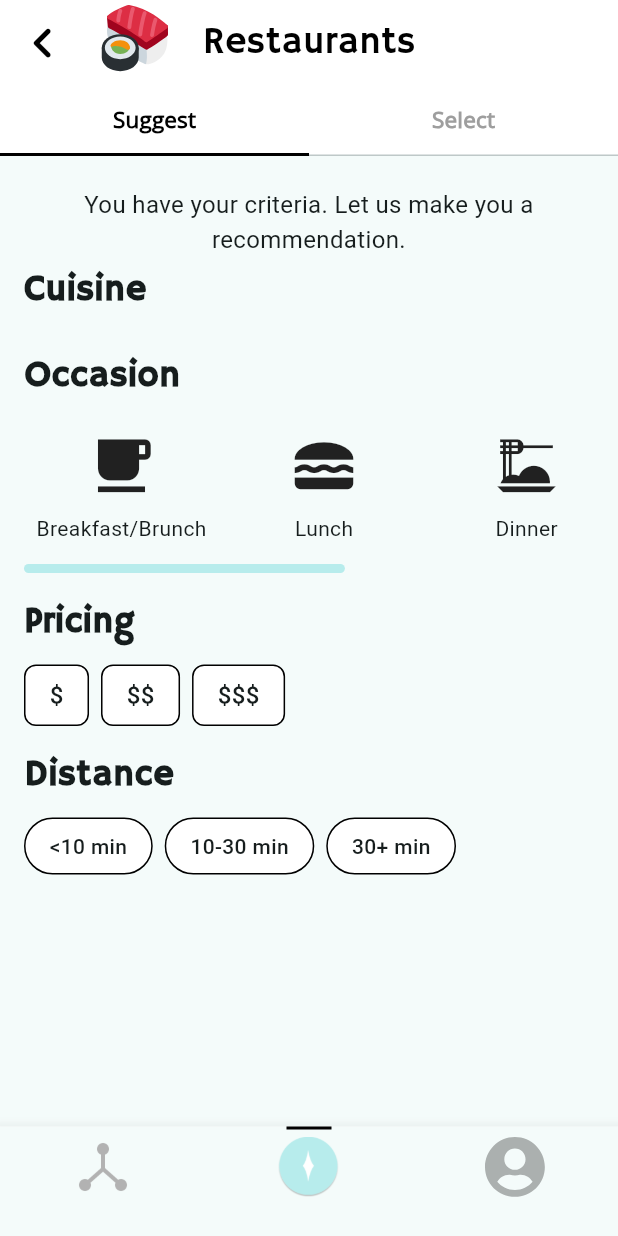
After one commit to biwagner2/Blink, a Flutter app: the RestaurantCriteriaPage2 screen opened directly, on a phone screen of 412 x 824 dp. The commit adds this screen. Run offline on Flutter 3.47's test engine with Material 3 defaults, Android fonts, the phone set to English and light mode, and no system bars; our stand-ins replace flutter_svg, font_awesome_flutter, lottie, shared_preferences, smooth_page_indicator, supabase_flutter; missing offline and left inert: supabase_auth_ui; accounts and stored records are empty; Roboto replaces fonts that are missing (HammerSmithOne-Regular).

Commit message:
The restaurant suggest page is almost complete, need to refactor so the food type selection page only appears once. All the other times, the user should be able to select from a drop down menu of Cuisines on the RestaurantFilterSelectionPage.

```diff
--- /dev/null
+++ b/lib/pages/decision_making/Categories/Restaurants/RestaurantCriteriaPage2.dart
@@ -0,0 +1,145 @@
+import 'package:blink_v1/navigation/customNavBar.dart';
+import 'package:blink_v1/pages/decision_making/Categories/Restaurants/RestaurantCriteriaPage1.dart';
+import 'package:blink_v1/pages/decision_making/Categories/Restaurants/select/RestaurantInputPage.dart';
+import 'package:blink_v1/pages/decision_making/Categories/Restaurants/suggest/RestaurantFilterSelectionPage.dart';
+import 'package:blink_v1/pages/decision_making/category_selection.dart';
+import 'package:blink_v1/pages/friends/friendHub.dart';
+import 'package:blink_v1/pages/profile/profilePage.dart';
+import 'package:flutter/material.dart';
+import 'package:flutter_svg/flutter_svg.dart';
+
+class RestaurantCriteriaPage2 extends StatefulWidget {
+  final Set<String> selectedFoodTypes;
+
+  const RestaurantCriteriaPage2({super.key, this.selectedFoodTypes = const <String>{}});
+
+  @override
+  _RestaurantCriteriaPage2State createState() => _RestaurantCriteriaPage2State();
+}
+
+class _RestaurantCriteriaPage2State extends State<RestaurantCriteriaPage2> {
+  int _selectedIndex = 1;
+
+  void _onItemTapped(int index) {
+    setState(() {
+      _selectedIndex = index;
+    });
+
+    switch (index) {
+      case 0:
+        // Navigate to the Friends page
+        Navigator.push(
+          context,
+          MaterialPageRoute(builder: (context) => const FriendHub()),
+        );
+        break;
+      case 1:
+        // Navigate to the Categories page
+        Navigator.push(
+          context,
+          MaterialPageRoute(builder: (context) => const CategoriesPage()),
+        );
+        break;
+
+      case 2:
+        // Navigate to the Profile page
+        Navigator.push(
+          context,
+          MaterialPageRoute(builder: (context) => const ProfilePage()),
+        );
+        break;
+    }
+  }
+
+  @override
+  Widget build(BuildContext context) {
+    final screenWidth = MediaQuery.of(context).size.width;
+    final iconSize = screenWidth * 0.1;
+    final spacing = screenWidth * 0.05;
+
+    return DefaultTabController(
+      length: 2,
+      initialIndex: 0,
+      child: PopScope(
+        canPop: false,
+        child: Scaffold(
+          backgroundColor: Colors.white,
+          appBar: AppBar(
+            backgroundColor: Colors.white,
+            elevation: 0,
+            automaticallyImplyLeading: true,
+            leading: IconButton(
+              icon: const Icon(Icons.chevron_left_rounded, color: Colors.black),
+              iconSize: iconSize,
+              onPressed: () {
+                Navigator.push(
+                  context,
+                  MaterialPageRoute(builder: (context) => const RestaurantCriteriaPage1()),
+                );
+              },
+            ),
+            leadingWidth: iconSize + 8,
+            title: Row(
+              mainAxisAlignment: MainAxisAlignment.start,
+              children: [
+                SvgPicture.asset(
+                  "assets/svgs/restaurant illustration.svg",
+                  height: iconSize * 1.2,
+                ),
+                SizedBox(width: spacing),
+                const Text(
+                  'Restaurants',
+                  style: TextStyle(
+                    color: Colors.black,
+                    fontSize: 25,
+                    fontWeight: FontWeight.w400,
+                  ),
+                ),
+              ],
+            ),
+            bottom: const TabBar(
+              tabs: [
+                Tab(text: 'Suggest'),
+                Tab(text: 'Select'),
+              ],
+              labelColor: Colors.black,
+              unselectedLabelColor: Colors.grey,
+              indicatorColor: Colors.black,
+              indicatorSize: TabBarIndicatorSize.tab,
+              labelStyle: TextStyle(
+                fontSize: 15,
+                fontWeight: FontWeight.bold,
+                fontFamily: 'OpenSans',
+              ),
+            ),
+          ),
+          body: TabBarView(
+            physics: const NeverScrollableScrollPhysics(),
+            children: [
+              RestaurantFilterSelectionPage(selectedFoodTypes: widget.selectedFoodTypes),
+              const RestaurantInputPage(),
+            ],
+          ),
+          bottomNavigationBar: CustomBottomNavigationBar(
+            selectedIndex: _selectedIndex,
+            onTap: _onItemTapped,
+            items: [
+              BottomNavigationBarItem(
+                icon: Image.asset("assets/images/Connect.png", height: 40),
+                label: '',
+              ),
+              BottomNavigationBarItem(
+                icon: Image.asset("assets/images/blink-icon-color.png", height: 40),
+                label: '',
+              ),
+              BottomNavigationBarItem(
+                icon: SvgPicture.asset("assets/svgs/Profile.svg", height: 40),
+                label: '',
+              ),
+            ],
+          ),
+        ),
+      ),
+    );
+  }
+}
--- /dev/null
+++ b/lib/pages/decision_making/Categories/Restaurants/suggest/RestaurantFilterSelectionPage.dart
@@ -0,0 +1,241 @@
+import 'package:blink_v1/pages/decision_making/Categories/Restaurants/RestaurantCriteriaPage1.dart';
+import 'package:flutter/material.dart';
+
+class RestaurantFilterSelectionPage extends StatefulWidget {
+  final Set<String> selectedFoodTypes;
+
+  const RestaurantFilterSelectionPage({Key? key, required this.selectedFoodTypes}) : super(key: key);
+
+  @override
+  _RestaurantFilterSelectionPageState createState() => _RestaurantFilterSelectionPageState();
+}
+
+class _RestaurantFilterSelectionPageState extends State<RestaurantFilterSelectionPage> {
+  late Set<String> _selectedFoodTypes;
+  final ScrollController _scrollController = ScrollController();
+  String? _selectedPricing;
+  String? _selectedDistance;
+
+  @override
+  void initState() {
+    super.initState();
+    _selectedFoodTypes = Set<String>.from(widget.selectedFoodTypes);
+  }
+
+  void _removeTag(String tag) {
+    setState(() {
+      _selectedFoodTypes.remove(tag);
+    });
+    if (_selectedFoodTypes.isEmpty) {
+      Navigator.push(
+        context,
+        MaterialPageRoute(builder: (context) => const RestaurantCriteriaPage1()),
+      );
+    }
+  }
+
+  void _selectPricing(String pricing) {
+    setState(() {
+      _selectedPricing = pricing;
+    });
+  }
+
+  void _selectDistance(String distance) {
+    setState(() {
+      _selectedDistance = distance;
+    });
+  }
+
+  @override
+  Widget build(BuildContext context) {
+    return Scaffold(
+      body: SingleChildScrollView(
+        child: Padding(
+          padding: const EdgeInsets.all(16.0),
+          child: Column(
+            crossAxisAlignment: CrossAxisAlignment.start,
+            children: [
+              const SizedBox(height: 5),
+              const Text(
+                'You have your criteria. Let us make you a recommendation.',
+                softWrap: true,
+                style: TextStyle(
+                  fontSize: 16,
+                  fontWeight: FontWeight.w400,
+                  fontFamily: 'HammerSmithOne-Regular',
+                ),
+                textAlign: TextAlign.center,
+              ),
+              const SizedBox(height: 5),
+              const Text(
+                "Cuisine",
+                style: TextStyle(
+                  fontSize: 24,
+                  fontWeight: FontWeight.bold,
+                ),
+              ),
+              const SizedBox(height: 8),
+              Wrap(
+                spacing: 8,
+                runSpacing: 8,
+                children: _selectedFoodTypes.map((tag) {
+                  return Chip(
+                    label: Text(
+                      tag,
+                      style: const TextStyle(
+                        fontSize: 14,
+                        fontWeight: FontWeight.w600,
+                        fontFamily: 'HammerSmithOne-Regular',
+                      ),
+                    ),
+                    backgroundColor: const Color.fromARGB(255, 237, 237, 237),
+                    shape: RoundedRectangleBorder(
+                      borderRadius: BorderRadius.circular(20),
+                      side: const BorderSide(color: Colors.grey),
+                    ),
+                    onDeleted: () => _removeTag(tag),
+                    deleteIcon: const Icon(Icons.close, size: 18),
+                    deleteIconColor: Colors.grey[600],
+                  );
+                }).toList(),
+              ),
+              const SizedBox(height: 15),
+              const Text(
+                "Occasion",
+                style: TextStyle(
+                  fontSize: 24,
+                  fontWeight: FontWeight.bold,
+                ),
+              ),
+              SizedBox(
+                height: 115,
+                child: RawScrollbar(
+                  thumbVisibility: true,
+                  controller: _scrollController,
+                  thumbColor: const Color.fromARGB(255, 183, 236, 236),
+                  radius: const Radius.circular(20),
+                  thickness: 6,
+                  child: ListView(
+                    controller: _scrollController,
+                    scrollDirection: Axis.horizontal,
+                    children: [
+                      _buildOccasionBox(Icons.free_breakfast, 'Breakfast/Brunch'),
+                      _buildOccasionBox(Icons.lunch_dining, 'Lunch'),
+                      _buildOccasionBox(Icons.dinner_dining, 'Dinner'),
+                      _buildOccasionBox(Icons.takeout_dining_sharp, 'Take-Out'),
+                      _buildOccasionBox(Icons.nightlife, 'Late-Night'),
+                    ],
+                  ),
+                ),
+              ),
+              const SizedBox(height: 15),
+              const Text(
+                "Pricing",
+                style: TextStyle(
+                  fontSize: 24,
+                  fontWeight: FontWeight.bold,
+                ),
+              ),
+              const SizedBox(height: 12),
+              Row(
+                children: [
+                  _buildPricingBox('\$'),
+                  const SizedBox(width: 8),
+                  _buildPricingBox('\$\$'),
+                  const SizedBox(width: 8),
+                  _buildPricingBox('\$\$\$'),
+                ],
+              ),
+              const SizedBox(height: 15),
+              const Text(
+                "Distance",
+                style: TextStyle(
+                  fontSize: 24,
+                  fontWeight: FontWeight.bold,
+                ),
+              ),
+              const SizedBox(height: 12),
+              Row(
+                children: [
+                  _buildDistanceBox('<10 min'),
+                  const SizedBox(width: 8),
+                  _buildDistanceBox('10-30 min'),
+                  const SizedBox(width: 8),
+                  _buildDistanceBox('30+ min'),
+                ],
+              ),
+            ],
+          ),
+        ),
+      ),
+    );
+  }
+
+  Widget _buildOccasionBox(IconData icon, String label) {
+    return Container(
+      width: 130,
+      margin: const EdgeInsets.only(right: 5),
+      child: Column(
+        mainAxisAlignment: MainAxisAlignment.center,
+        children: [
+          Icon(icon, size: 47),
+          const SizedBox(height: 8),
+          Text(
+            label,
+            style: const TextStyle(
+              fontSize: 14,
+              fontWeight: FontWeight.w400,
+              fontFamily: 'HammerSmithOne-Regular',
+            ),
+          ),
+        ],
+      ),
+    );
+  }
+
+  Widget _buildPricingBox(String pricing) {
+    final isSelected = _selectedPricing == pricing;
+    return GestureDetector(
+      onTap: () => _selectPricing(pricing),
+      child: Container(
+        padding: const EdgeInsets.symmetric(horizontal: 16, vertical: 8),
+        decoration: BoxDecoration(
+          color: isSelected ? const Color.fromARGB(255, 183, 236, 236) : Colors.white,
+          border: Border.all(color: Colors.black),
+          borderRadius: BorderRadius.circular(8),
+        ),
+        child: Text(
+          pricing,
+          style: const TextStyle(
+            fontSize: 16,
+            fontWeight: FontWeight.w500,
+            fontFamily: 'HammerSmithOne-Regular',
+          ),
+        ),
+      ),
+    );
+  }
+
+  Widget _buildDistanceBox(String distance) {
+    final isSelected = _selectedDistance == distance;
+    return GestureDetector(
+      onTap: () => _selectDistance(distance),
+      child: Container(
+        padding: const EdgeInsets.symmetric(horizontal: 16, vertical: 8),
+        decoration: BoxDecoration(
+          color: isSelected ? const Color.fromARGB(255, 183, 236, 236) : Colors.white,
+          border: Border.all(color: Colors.black),
+          borderRadius: BorderRadius.circular(20),
+        ),
+        child: Text(
+          distance,
+          style: const TextStyle(
+            fontSize: 14,
+            fontWeight: FontWeight.w500,
+            fontFamily: 'HammerSmithOne-Regular',
+          ),
+        ),
+      ),
+    );
+  }
+}
--- a/lib/pages/onboarding/signup.dart
+++ b/lib/pages/onboarding/signup.dart
@@ -9,7 +9,6 @@ import 'package:flutter/material.dart';
 import 'package:font_awesome_flutter/font_awesome_flutter.dart';
 import 'package:supabase_auth_ui/supabase_auth_ui.dart';
 import 'package:supabase_flutter/supabase_flutter.dart';
-import 'dart:developer';
 
 final supabase = Supabase.instance.client;
 
```
Also changed, not shown: lib/pages/decision_making/Categories/Restaurants/RestaurantCriteriaPage1.dart (added, +288 -0 lines), lib/pages/decision_making/Categories/Restaurants/select/RestaurantInputPage.dart (added, +37 -0 lines), lib/pages/decision_making/category_selection.dart (+9 -0 lines).
